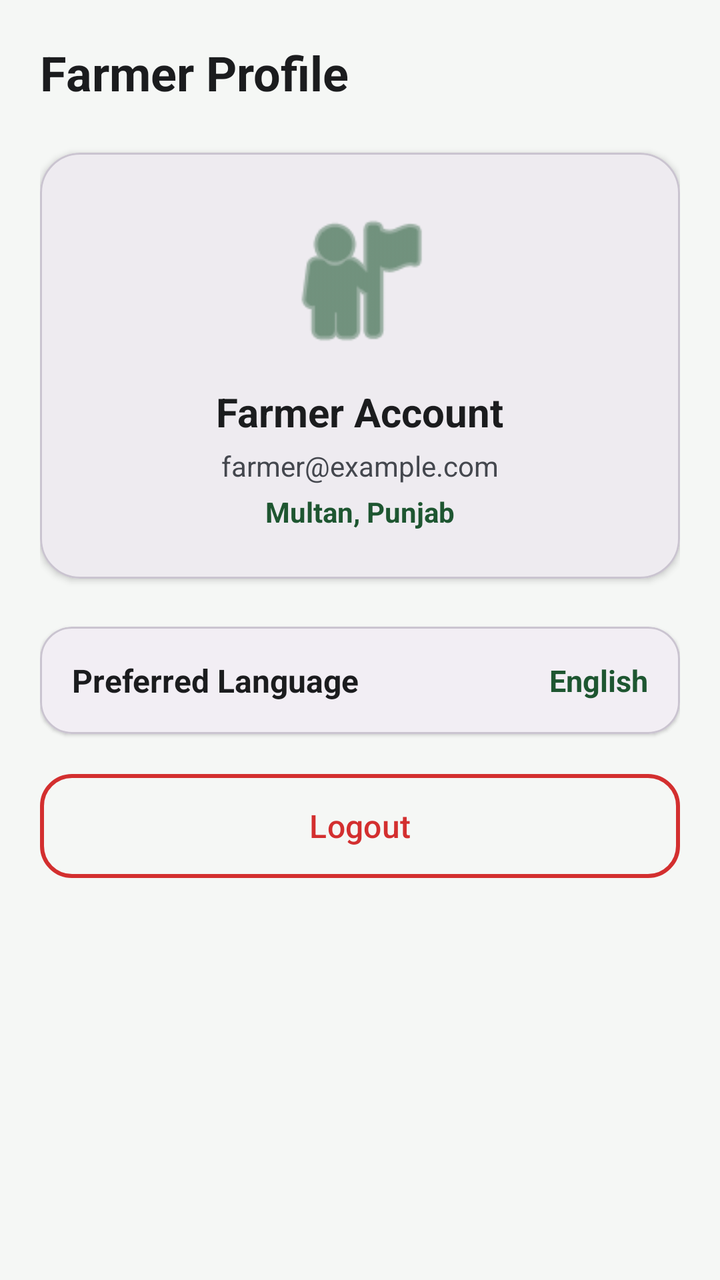
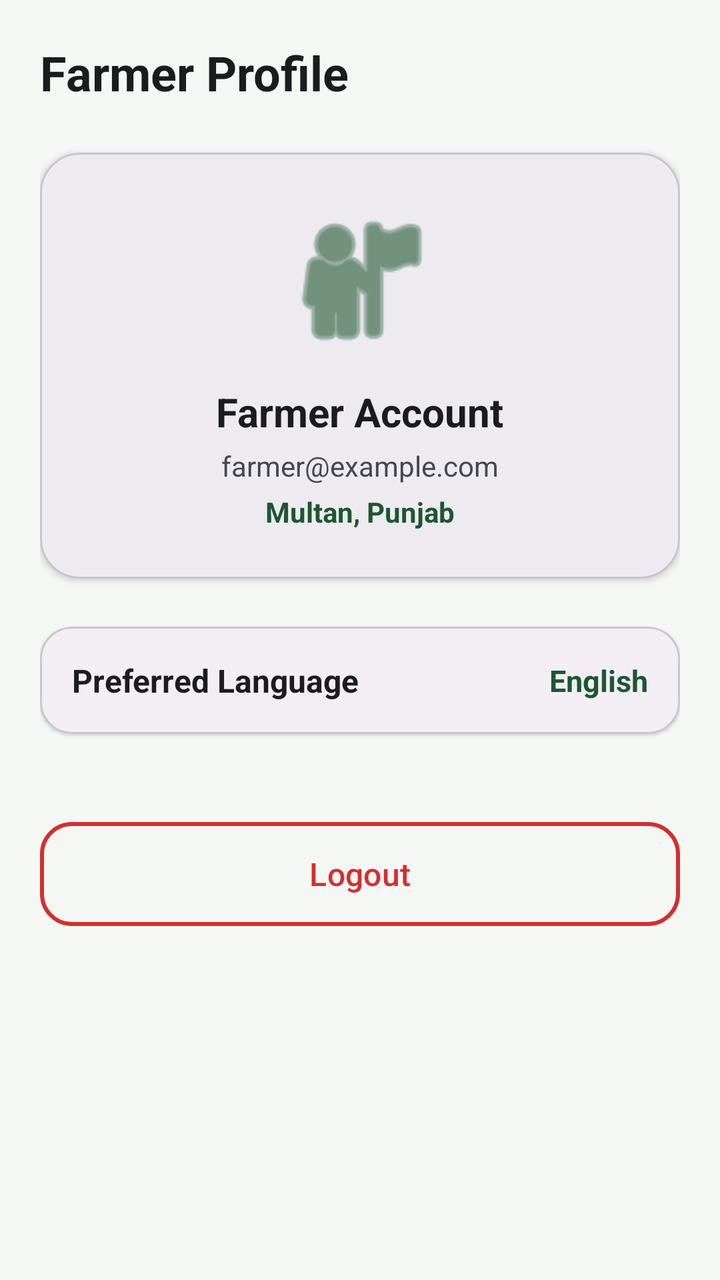

An Android layout rendered at two revisions. The XML below is the earlier revision; the diff shows what the commit changed to produce the second picture.
<!-- AndroidManifest.xml: application theme Theme.PestDetectApp -->
<!-- res/layout/fragment_profile.xml -->
<?xml version="1.0" encoding="utf-8"?>
<LinearLayout xmlns:android="http://schemas.android.com/apk/res/android"
    xmlns:app="http://schemas.android.com/apk/res-auto"
    android:layout_width="match_parent"
    android:layout_height="match_parent"
    android:background="@color/background_light"
    android:orientation="vertical"
    android:padding="20dp">

    <TextView
        android:layout_width="wrap_content"
        android:layout_height="wrap_content"
        android:layout_marginBottom="24dp"
        android:text="@string/profile_title"
        android:textColor="@color/text_primary"
        android:textSize="24sp"
        android:textStyle="bold" />

    <com.google.android.material.card.MaterialCardView
        android:layout_width="match_parent"
        android:layout_height="wrap_content"
        android:layout_marginBottom="24dp"
        app:cardCornerRadius="20dp"
        app:cardElevation="2dp">

        <LinearLayout
            android:layout_width="match_parent"
            android:layout_height="wrap_content"
            android:gravity="center_horizontal"
            android:orientation="vertical"
            android:padding="24dp">

            <ImageView
                android:layout_width="80dp"
                android:layout_height="80dp"
                android:contentDescription="@null"
                android:src="@android:drawable/ic_menu_myplaces"
                app:tint="@color/green_primary" />

            <TextView
                android:id="@+id/tvProfileName"
                android:layout_width="wrap_content"
                android:layout_height="wrap_content"
                android:layout_marginTop="12dp"
                android:text="Farmer Account"
                android:textColor="@color/text_primary"
                android:textSize="20sp"
                android:textStyle="bold" />

            <TextView
                android:id="@+id/tvProfileContact"
                android:layout_width="wrap_content"
                android:layout_height="wrap_content"
                android:layout_marginTop="4dp"
                android:text="farmer@example.com"
                android:textColor="@color/text_secondary"
                android:textSize="14sp" />

            <TextView
                android:id="@+id/tvFarmLocation"
                android:layout_width="wrap_content"
                android:layout_height="wrap_content"
                android:layout_marginTop="4dp"
                android:text="Multan, Punjab"
                android:textColor="@color/green_primary"
                android:textSize="14sp"
                android:textStyle="bold" />

        </LinearLayout>
    </com.google.android.material.card.MaterialCardView>

    
    <com.google.android.material.card.MaterialCardView
        android:id="@+id/cardLanguageToggle"
        android:layout_width="match_parent"
        android:layout_height="wrap_content"
        android:layout_marginBottom="16dp"
        android:clickable="true"
        android:focusable="true"
        app:cardCornerRadius="16dp"
        app:cardElevation="1dp">

        <LinearLayout
            android:layout_width="match_parent"
            android:layout_height="wrap_content"
            android:gravity="center_vertical"
            android:orientation="horizontal"
            android:padding="16dp">

            <TextView
                android:layout_width="0dp"
                android:layout_height="wrap_content"
                android:layout_weight="1"
                android:text="@string/preferred_language"
                android:textColor="@color/text_primary"
                android:textSize="16sp"
                android:textStyle="bold" />

            <TextView
                android:id="@+id/tvCurrentLanguage"
                android:layout_width="wrap_content"
                android:layout_height="wrap_content"
                android:text="English"
                android:textColor="@color/green_primary"
                android:textSize="15sp"
                android:textStyle="bold" />
        </LinearLayout>
    </com.google.android.material.card.MaterialCardView>

    
    <com.google.android.material.button.MaterialButton
        android:id="@+id/btnLogout"
        style="@style/Widget.Material3.Button.OutlinedButton"
        android:layout_width="match_parent"
        android:layout_height="60dp"
        android:layout_marginTop="auto"
        android:text="@string/logout"
        android:textColor="@color/harmful_red"
        android:textSize="16sp"
        app:cornerRadius="16dp"
        app:strokeColor="@color/harmful_red"
        app:strokeWidth="2dp" />

</LinearLayout>
<!-- resources referenced by this layout -->
<resources>
  <color name="background_light">#F5F7F5</color>
  <color name="green_primary">#1E5631</color>
  <color name="harmful_red">#D32F2F</color>
  <color name="text_primary">#1B1C1E</color>
  <color name="text_secondary">#44474E</color>
  <string name="logout">Logout</string>
  <string name="preferred_language">Preferred Language</string>
  <string name="profile_title">Farmer Profile</string>
  <style name="Theme.PestDetectApp" parent="Theme.Material3.DayNight.NoActionBar">
          
          <item name="colorPrimary">@color/green_primary</item>
          <item name="colorPrimaryVariant">@color/green_primary_dark</item>
          <item name="colorOnPrimary">@color/white</item>
          
          <item name="colorSecondary">@color/green_accent</item>
          <item name="colorOnSecondary">@color/white</item>
          
          <item name="android:statusBarColor">@color/green_primary_dark</item>
          <item name="android:windowLightStatusBar">false</item>
          <item name="android:windowBackground">@color/background_light</item>
      </style>
  <color name="green_primary_dark">#143B21</color>
  <color name="white">#FFFFFF</color>
  <color name="green_accent">#4C9A2A</color>
</resources>

<!-- the commit's change to res/layout/fragment_profile.xml (unified diff, before → after) -->
@@ -113,7 +113,7 @@
         style="@style/Widget.Material3.Button.OutlinedButton"
         android:layout_width="match_parent"
         android:layout_height="60dp"
-        android:layout_marginTop="auto"
+        android:layout_marginTop="24dp"
         android:text="@string/logout"
         android:textColor="@color/harmful_red"
         android:textSize="16sp"
